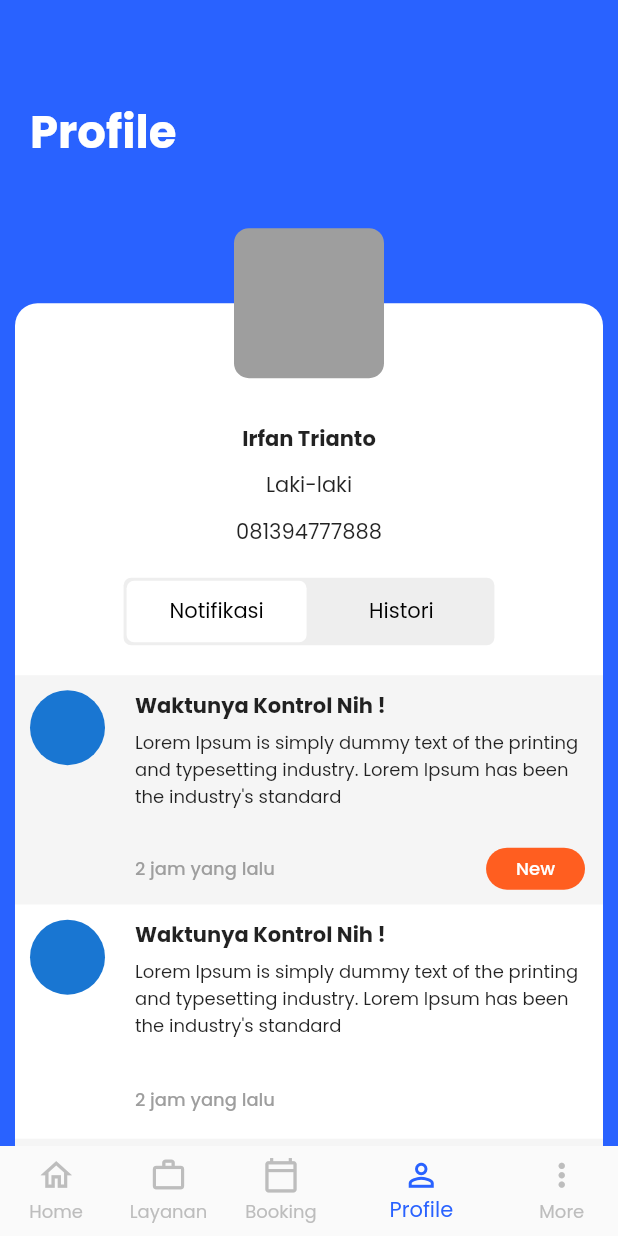
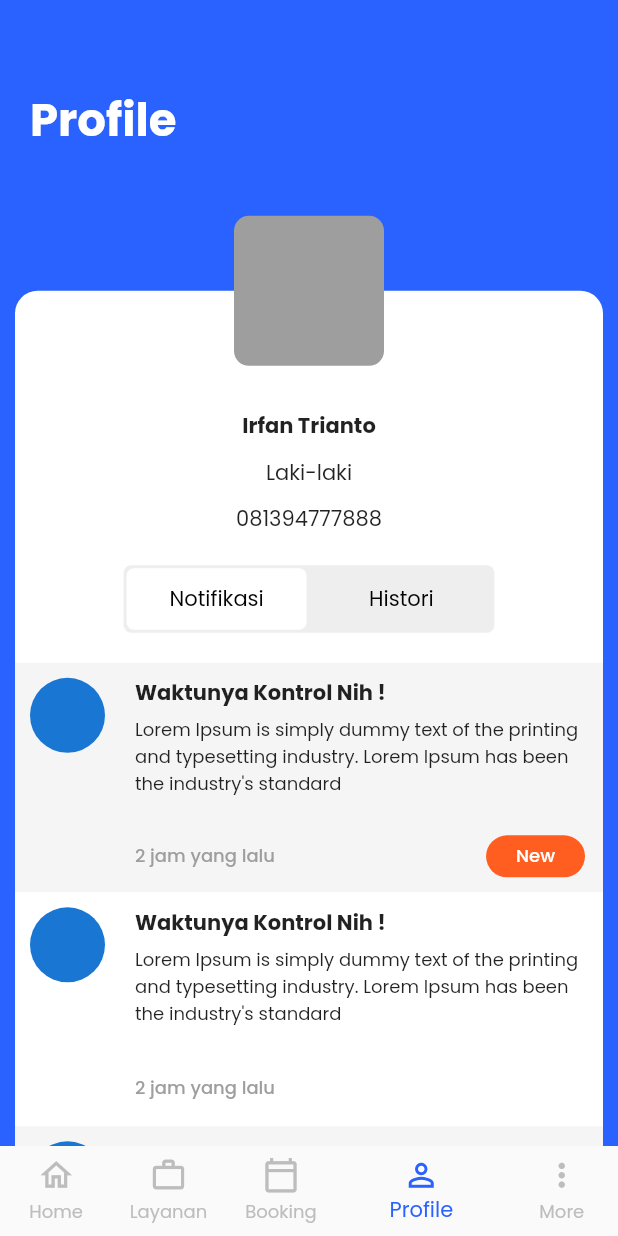
Before and after one commit to zanuarts/RS-TingkatAkhir, a Flutter app: the screen it shows after launch, item 4 of the bottom bar chosen, on a phone screen of 412 x 824 dp. Run offline on Flutter 3.47's test engine with Material 2 defaults, Android fonts, the phone set to English and light mode, and no system bars; our stand-ins replace carousel_pro, flutter_datetime_picker, google_maps_flutter; missing offline and left inert: cupertino_radio_choice.

Commit message:
fixing position for device 16:9

```diff
--- a/lib/src/ui/pages/booking/page_dokter_detail.dart
+++ b/lib/src/ui/pages/booking/page_dokter_detail.dart
@@ -40,7 +40,7 @@ class _BookingDoctorDetailState extends State<BookingDoctorDetail> {
             ),
           ),
           Container(
-            margin: EdgeInsets.only(top: size.height * 0.16),
+            margin: EdgeInsets.only(top: size.height * 0.14),
             width: size.width,
             child: Column(
               crossAxisAlignment: CrossAxisAlignment.center,
--- a/lib/src/ui/pages/profile/page_profile_dashboard.dart
+++ b/lib/src/ui/pages/profile/page_profile_dashboard.dart
@@ -22,7 +22,7 @@ class _ProfileDashboardState extends State<ProfileDashboard> {
           children: <Widget>[
             Container(
               width: size.width,
-              padding: EdgeInsets.fromLTRB(20, size.height * 0.08, 20, 0),
+              padding: EdgeInsets.fromLTRB(20, size.height * 0.07, 20, 0),
               child: Text(
                 "Profile",
                 style: TextStyle(
--- a/lib/src/ui/widgets/home/widget_home_about.dart
+++ b/lib/src/ui/widgets/home/widget_home_about.dart
@@ -44,6 +44,10 @@ class HomeAbout extends StatelessWidget {
 
                       child: Container(
                         height: 240,
+                        child: Container(
+                          decoration: BoxDecoration(
+                            boxShadow: darkShadow
+                          ),
                           child: ClipRRect(
                             borderRadius: BorderRadius.circular(15),
                             child: Stack(
@@ -60,6 +64,7 @@ class HomeAbout extends StatelessWidget {
                                 // )
                               ],
                             )
+                          ),
                         ),
                       ),
 
```
Lines whose indentation alone changed are shown as unchanged.
